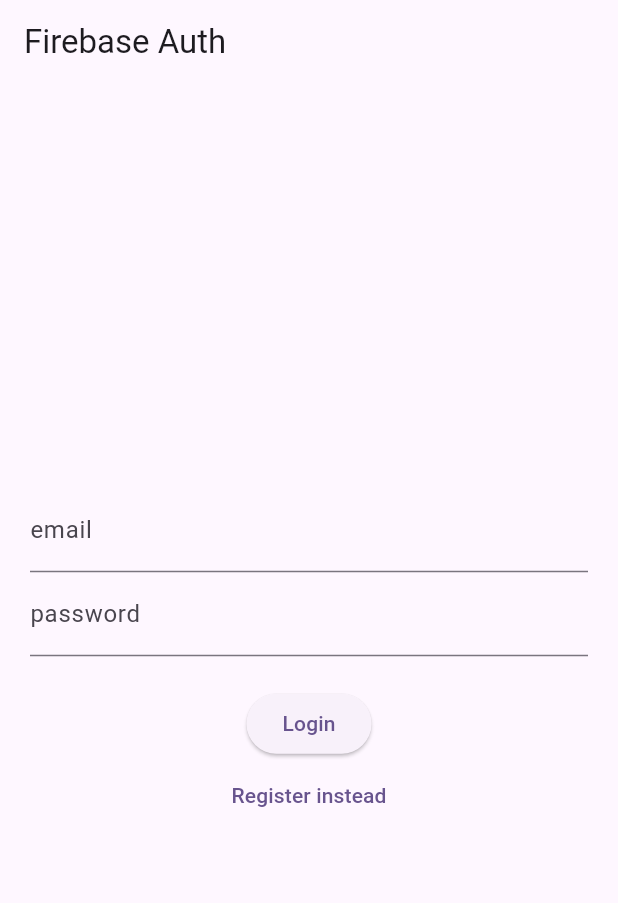
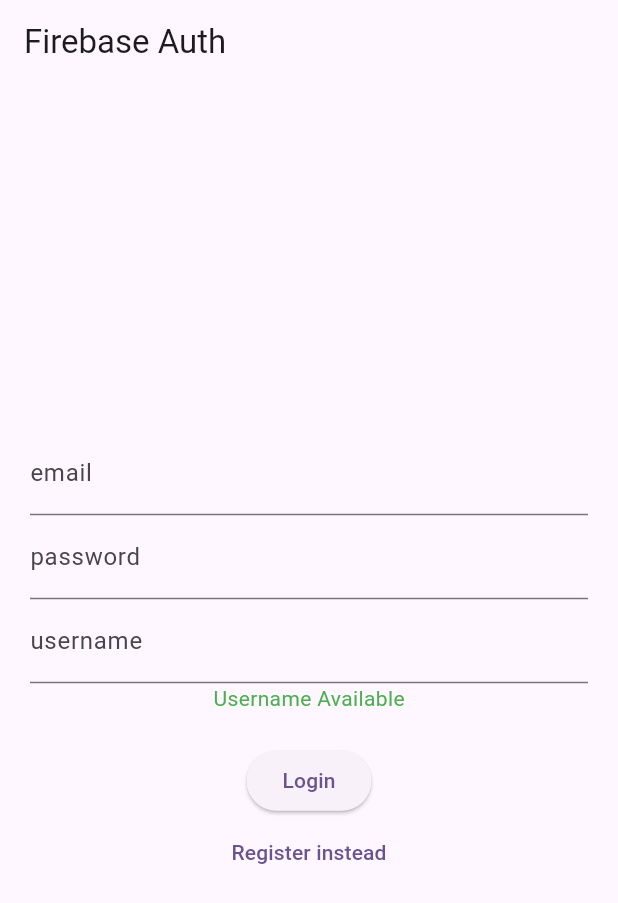
Before and after one commit to WhoStoleMyBrain/FindYourFriends, a Flutter app: the screen it shows after launch, on a phone screen of 412 x 824 dp. Shown: the top 903 px of the screen. Run offline on Flutter 3.47's test engine with Material 3 defaults, Android fonts, the phone set to English and light mode, and no system bars; our stand-ins replace cloud_firestore, firebase_auth, firebase_core, google_maps_flutter, location, permission_handler; accounts and stored records are empty.

Commit message:
Added simple username to registration page

```diff
--- a/find_your_friends/lib/pages/login_register_page.dart
+++ b/find_your_friends/lib/pages/login_register_page.dart
@@ -1,3 +1,6 @@
+import 'dart:async';
+
+import 'package:cloud_firestore/cloud_firestore.dart';
 import 'package:flutter/material.dart';
 import '../auth.dart';
 import 'package:firebase_auth/firebase_auth.dart';
@@ -15,6 +18,19 @@
 
   final TextEditingController _controllerEmail = TextEditingController();
   final TextEditingController _controllerPassword = TextEditingController();
+  final TextEditingController _controllerUserName = TextEditingController();
+  Timer? _debounce;
+  bool usernameAvailable = true;
+  User? user;
+
+  @override
+  void dispose() {
+    _debounce?.cancel();
+    _controllerEmail.dispose();
+    _controllerPassword.dispose();
+    _controllerUserName.dispose();
+    super.dispose();
+  }
 
   Future<void> signInWithEmailAndPassword() async {
     try {
@@ -27,25 +43,56 @@
     }
   }
 
-  Future<void> createUserWithEmailAndPassword() async {
+  Future<void> createUserWithEmailAndPasswordAndUsername() async {
     try {
-      await Auth().createUserWithEmailAndPassword(
-          email: _controllerEmail.text, password: _controllerPassword.text);
+      await Auth()
+          .createUserWithEmailAndPassword(
+              email: _controllerEmail.text, password: _controllerPassword.text)
+          .whenComplete(() => user = Auth().currentUser);
     } on FirebaseAuthException catch (e) {
       setState(() {
         errorMessage = e.message;
       });
     }
+    var batch = FirebaseFirestore.instance.batch();
+    var userDoc = FirebaseFirestore.instance.doc('users/${user?.uid}');
+    var usernameDoc =
+        FirebaseFirestore.instance.doc('usernames/${_controllerUserName.text}');
+    batch.set(userDoc, {'username': _controllerUserName.text});
+    batch.set(usernameDoc, {'uid': user?.uid});
+    await batch.commit();
+    // try {
+    //   await FirebaseFirestore.instance
+    //       .collection('users')
+    //       .doc(user?.uid)
+    //       .set({'username': _controllerUserName.text});
+    // } catch (e) {
+    //   if (kDebugMode) {
+    //     print(e);
+    //   }
+    // }
+    // try {
+    //   await FirebaseFirestore.instance
+    //       .collection('usernames')
+    //       .doc(_controllerUserName.text)
+    //       .set({'username': user?.uid});
+    // } catch (e) {
+    //   if (kDebugMode) {
+    //     print(e);
+    //   }
+    // }
   }
 
   Widget _title() {
     return const Text('Firebase Auth');
   }
 
-  Widget _entryField(String title, TextEditingController controller) {
+  Widget _entryField(String title, TextEditingController controller,
+      {Function(String)? inputChanged}) {
     return TextField(
       controller: controller,
       decoration: InputDecoration(labelText: title),
+      onChanged: inputChanged,
     );
   }
 
@@ -53,11 +100,18 @@
     return Text(errorMessage == '' ? '' : 'Humm ? $errorMessage');
   }
 
+  Widget _usernameExistsMessage() {
+    return Text(
+      usernameAvailable ? 'Username Available' : 'Username not available',
+      style: TextStyle(color: usernameAvailable ? Colors.green : Colors.red),
+    );
+  }
+
   Widget _submitButton() {
     return ElevatedButton(
         onPressed: isLogin
             ? signInWithEmailAndPassword
-            : createUserWithEmailAndPassword,
+            : createUserWithEmailAndPasswordAndUsername,
         child: Text(isLogin ? 'Login' : 'Register'));
   }
 
@@ -69,6 +123,22 @@
           });
         },
         child: Text(isLogin ? 'Register instead' : 'Login instead'));
+  }
+
+  void _checkUsernameAvailable(String username) {
+    if (_debounce?.isActive ?? false) {
+      _debounce?.cancel();
+    }
+    _debounce = Timer(const Duration(milliseconds: 1000), () async {
+      var username = _controllerUserName.text;
+      if (username.length >= 0 && username.length <= 15) {
+        var ref = FirebaseFirestore.instance.doc('usernames/$username');
+        var documentSnapshot = await ref.get();
+        setState(() {
+          usernameAvailable = !documentSnapshot.exists;
+        });
+      }
+    });
   }
 
   @override
@@ -85,6 +155,12 @@
           children: <Widget>[
             _entryField('email', _controllerEmail),
             _entryField('password', _controllerPassword),
+            _entryField(
+              'username',
+              _controllerUserName,
+              inputChanged: _checkUsernameAvailable,
+            ),
+            _usernameExistsMessage(),
             _errorMessage(),
             _submitButton(),
             _loginOrRegisterButton(),
```
